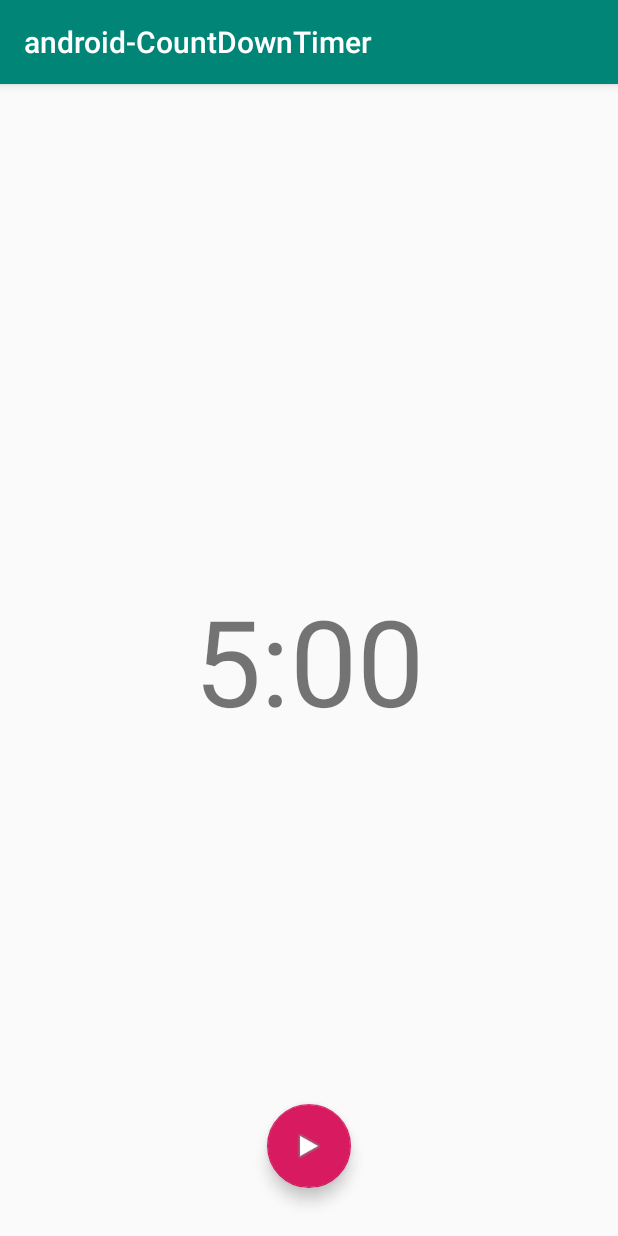
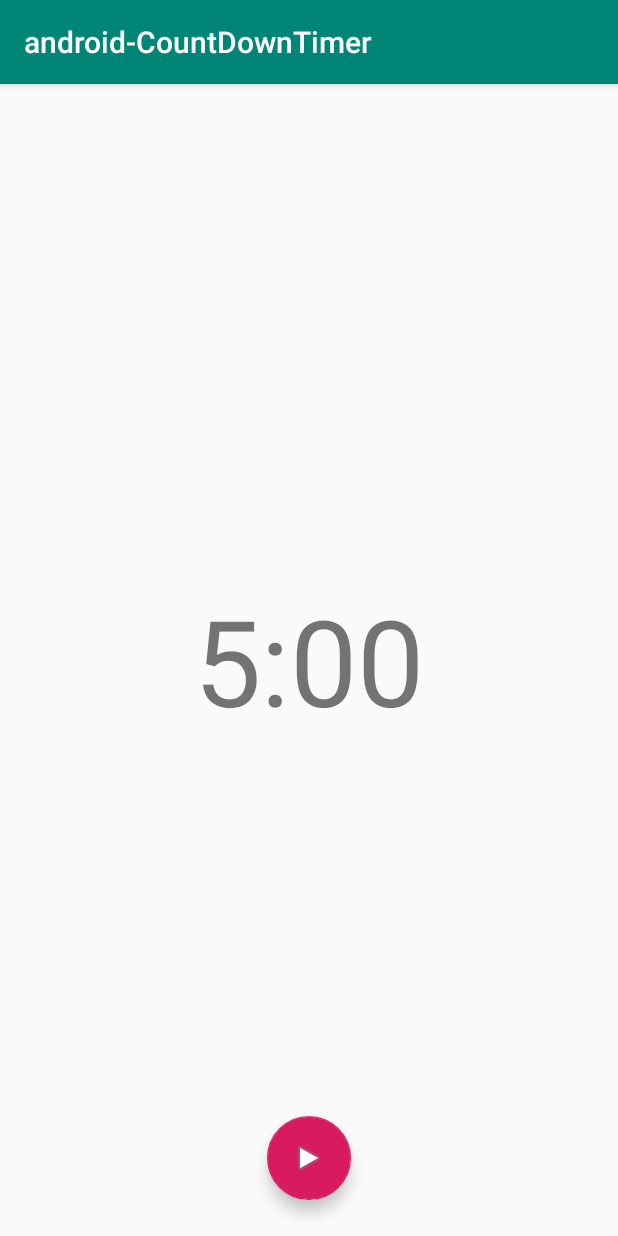
Before and after one commit to shuhei-fujita/android-countdowntimer, an Android app: the screen it shows after launch (MainActivity), on a phone screen of 412 x 824 dp. Run offline under Robolectric (Android 15) with nearby library versions, the phone set to English and light mode, and no system bars.

```diff
--- a/app/src/main/res/layout/activity_main.xml
+++ b/app/src/main/res/layout/activity_main.xml
@@ -10,7 +10,7 @@
         android:id="@+id/start_button"
         android:layout_width="wrap_content"
         android:layout_height="wrap_content"
-        android:layout_marginBottom="32dp"
+        android:layout_marginBottom="24dp"
         android:clickable="true"
         app:layout_constraintBottom_toBottomOf="parent"
         app:layout_constraintEnd_toEndOf="parent"
```
Also changed, not shown: 1 other file.
